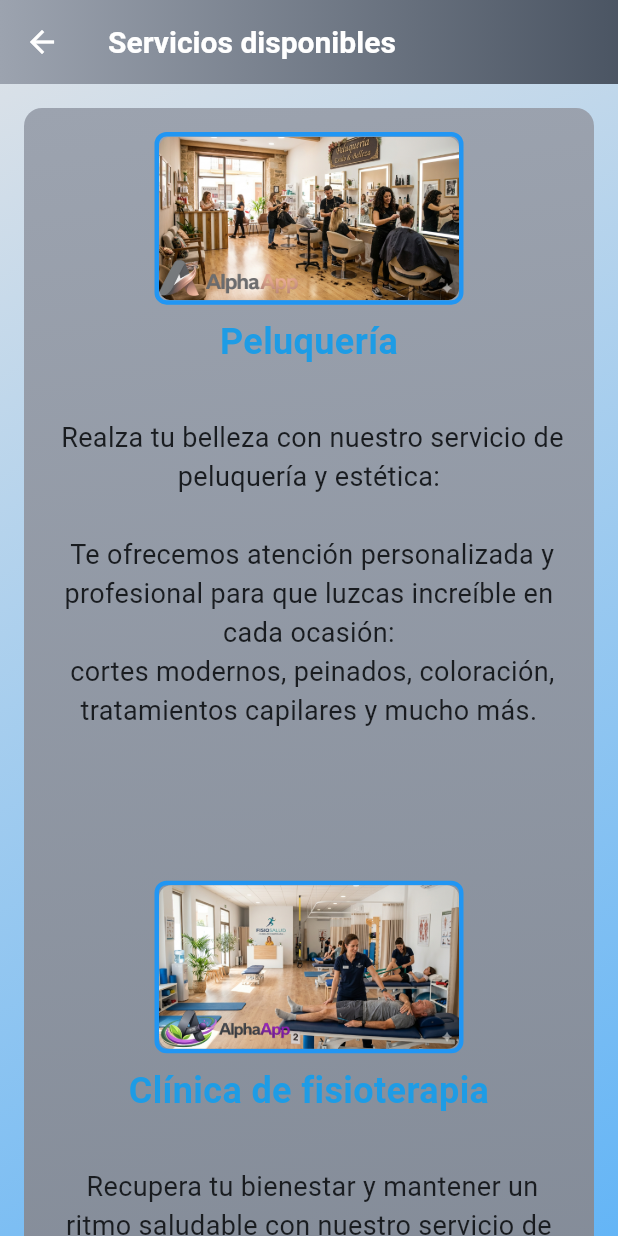
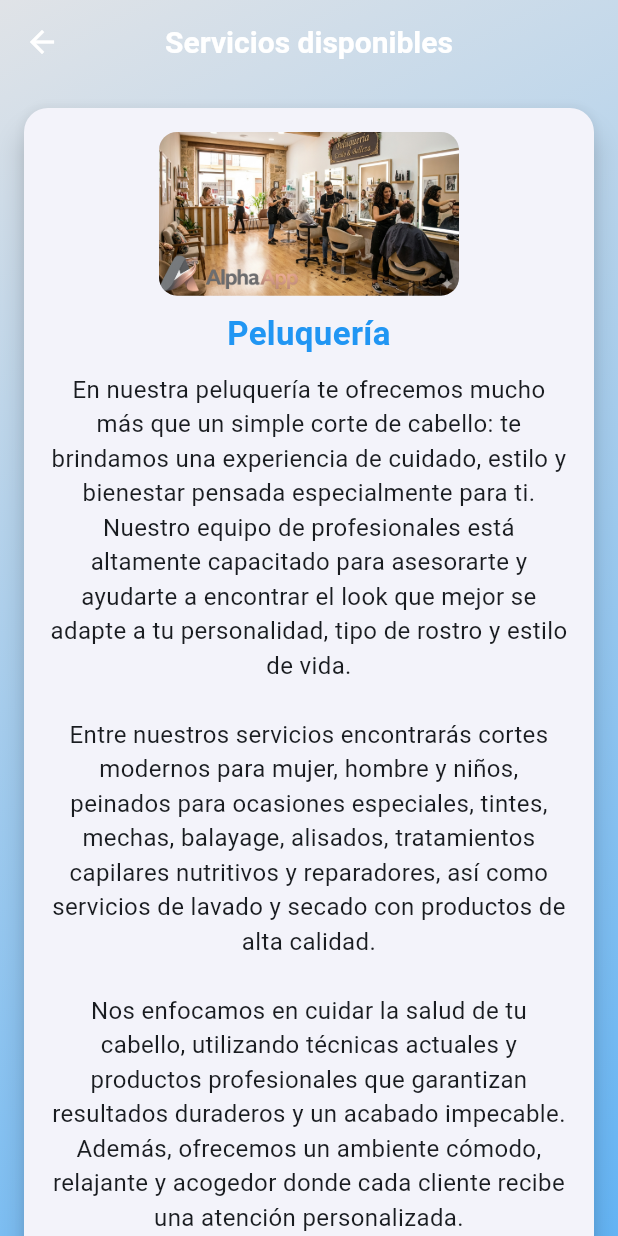
Before and after one commit to amo0037-commits/Grupo-Alpha, a Flutter app: the screen it shows once a user with an empty profile is signed in, after a tap on the "info" icon, on a phone screen of 412 x 824 dp. Run offline on Flutter 3.47's test engine with Material 3 defaults, Android fonts, the light colour scheme and no system bars; drawn by our look-alikes of flutter_animate; our stand-ins replace animated_text_kit, cloud_firestore, firebase_auth, firebase_core, flutter_spinkit, table_calendar; accounts and stored records are empty.

Commit message:
Cambios página información

```diff
--- a/gestion_cliente/lib/screens/services_screen.dart
+++ b/gestion_cliente/lib/screens/services_screen.dart
@@ -1,11 +1,83 @@
 import 'package:flutter/material.dart';
-
+import 'package:flutter_animate/flutter_animate.dart';
 
 class ServicePage extends StatelessWidget {
   const ServicePage({super.key});
 
   @override
   Widget build(BuildContext context) {
+    final services = [
+      {
+        "image": "assets/images/peluqueriainfo2.png",
+        "title": "Peluquería",
+        "description":
+            """En nuestra peluquería te ofrecemos mucho más que un simple corte de cabello: te brindamos una experiencia de cuidado, estilo y bienestar pensada especialmente para ti. Nuestro equipo de profesionales está altamente capacitado para asesorarte y ayudarte a encontrar el look que mejor se adapte a tu personalidad, tipo de rostro y estilo de vida.
+
+Entre nuestros servicios encontrarás cortes modernos para mujer, hombre y niños, peinados para ocasiones especiales, tintes, mechas, balayage, alisados, tratamientos capilares nutritivos y reparadores, así como servicios de lavado y secado con productos de alta calidad.
+
+Nos enfocamos en cuidar la salud de tu cabello, utilizando técnicas actuales y productos profesionales que garantizan resultados duraderos y un acabado impecable. Además, ofrecemos un ambiente cómodo, relajante y acogedor donde cada cliente recibe una atención personalizada.
+
+Ya sea que quieras un cambio de imagen completo o simplemente mantener tu estilo, estamos aquí para ayudarte a lucir y sentirte mejor que nunca. ¡Ven y descubre por qué nuestros clientes nos eligen una y otra vez!""",
+      },
+      {
+        "image": "assets/images/clinicafisioinfo.png",
+        "title": "Clínica de fisioterapia",
+        "description":
+            """En nuestra clínica de fisioterapia te ofrecemos un servicio profesional enfocado en mejorar tu salud, aliviar el dolor y ayudarte a recuperar tu bienestar físico. Nuestro objetivo es acompañarte en cada etapa de tu recuperación con tratamientos personalizados y eficaces.
+
+Contamos con fisioterapeutas altamente cualificados que evalúan cada caso de forma individual para diseñar un plan de tratamiento adaptado a tus necesidades. Tratamos lesiones musculares, problemas articulares, dolores de espalda, rehabilitación postquirúrgica, lesiones deportivas y mucho más.
+
+Utilizamos técnicas avanzadas de fisioterapia manual, terapia física, ejercicios terapéuticos y métodos de rehabilitación modernos que favorecen una recuperación segura y duradera.
+
+Nuestro compromiso es mejorar tu calidad de vida, reducir el dolor y prevenir futuras lesiones, todo en un entorno profesional, tranquilo y cercano donde cada paciente recibe una atención personalizada.
+
+Aquí no solo tratamos tu lesión, te ayudamos a recuperar tu movilidad, tu fuerza y tu bienestar para que vuelvas a tu día a día con total confianza. ¡Tu salud es nuestra prioridad!
+""",
+      },
+      {
+        "image": "assets/images/gimnasioinfo.png",
+        "title": "Gimnasio",
+        "description":
+            """En nuestro gimnasio te ofrecemos mucho más que un lugar para entrenar: te brindamos una experiencia completa de salud, energía y transformación personal. Nuestro objetivo es ayudarte a alcanzar tu mejor versión, sin importar tu nivel de condición física.
+
+Contamos con una amplia variedad de áreas y actividades diseñadas para adaptarse a tus necesidades: sala de musculación totalmente equipada, zonas de cardio, entrenamiento funcional, clases dirigidas como spinning, zumba, HIIT, pilates y entrenamiento personalizado con entrenadores cualificados.
+
+Nuestro equipo de profesionales te acompañará en todo momento, creando rutinas adaptadas a tus objetivos, ya sea perder peso, ganar masa muscular, mejorar tu resistencia o simplemente mantenerte activo y saludable.
+
+Además, ofrecemos un ambiente motivador, moderno y seguro, donde cada persona se siente parte de una comunidad que impulsa el esfuerzo, la constancia y la superación diaria.
+
+Aquí no solo entrenas tu cuerpo, también fortaleces tu mente y tu confianza. ¡Empieza hoy tu cambio y descubre todo lo que eres capaz de lograr con nosotros!""",
+      },
+      {
+        "image": "assets/images/yogainfo.png",
+        "title": "Yoga y Pilates",
+        "description":
+            """En nuestra academia de yoga te ofrecemos un espacio diseñado para el equilibrio, la calma y el bienestar integral. Nuestro objetivo es ayudarte a conectar cuerpo, mente y respiración a través de la práctica consciente del yoga.
+
+Contamos con clases para todos los niveles, desde principiantes hasta avanzados, donde aprenderás diferentes estilos como hatha yoga, vinyasa, yoga suave y técnicas de meditación y respiración. Cada sesión está guiada por instructores cualificados que te acompañan en tu progreso de forma personalizada.
+
+El yoga en nuestra academia no solo mejora la flexibilidad y la fuerza, sino que también ayuda a reducir el estrés, mejorar la concentración y promover una vida más saludable y equilibrada.
+
+Ofrecemos un ambiente tranquilo, armonioso y acogedor, ideal para desconectar de la rutina diaria y reconectar contigo mismo. Cada clase está pensada para que avances a tu propio ritmo, respetando tu cuerpo y tus necesidades.
+
+Aquí no solo practicas yoga, cultivas bienestar, paz interior y una mejor calidad de vida. ¡Empieza hoy tu camino hacia una versión más equilibrada y consciente de ti mismo!""",
+      },
+      {
+        "image": "assets/images/academiainfo.png",
+        "title": "Academia",
+        "description":
+            """En nuestra academia te ofrecemos un espacio dedicado al aprendizaje, la mejora académica y el desarrollo personal. Nuestro objetivo es ayudarte a alcanzar tus metas educativas con apoyo constante, métodos eficaces y un ambiente motivador.
+
+Contamos con profesores cualificados que imparten clases adaptadas a las necesidades de cada alumno, reforzando conocimientos y resolviendo dudas de forma personalizada. Ofrecemos apoyo en diferentes materias, técnicas de estudio, preparación de exámenes y seguimiento continuo del progreso.
+
+Nuestro enfoque se basa en la atención individualizada, adaptando el ritmo de aprendizaje a cada estudiante para garantizar mejores resultados y una comprensión real de los contenidos.
+
+Además, fomentamos la confianza, la constancia y la motivación, creando un entorno cercano donde aprender se vuelve más fácil y efectivo.
+
+Aquí no solo mejoras tus notas, también desarrollas habilidades y seguridad para tu futuro académico. ¡Empieza hoy a construir tus objetivos con nosotros!""",
+      },
+    ];
+
     return Container(
       decoration: const BoxDecoration(
         gradient: LinearGradient(
@@ -17,73 +89,36 @@ class ServicePage extends StatelessWidget {
       child: Scaffold(
         backgroundColor: Colors.transparent,
         appBar: AppBar(
-          leading: IconButton(
-            icon: const Icon(Icons.arrow_back),
-            onPressed: () => Navigator.pop(context),
+          title: const Text('Servicios disponibles'),
+          centerTitle: true,
+          backgroundColor: Colors.transparent,
+          elevation: 0,
         ),
-          title: const Text('Servicios disponibles'),
-          backgroundColor: Colors.transparent,
-          flexibleSpace: Container(
-            decoration: const BoxDecoration(
-              gradient: LinearGradient(
-                colors: [Color(0xFF9CA3AF), Color(0xFF4B5563)],
-              ),
-            ),
-          ),
-        ),
-        body: SingleChildScrollView(
-          child: Padding(
-            padding: const EdgeInsets.all(16.0),
-            child: Container(
+
+        body: Align(
+          alignment: Alignment.topCenter,
+          child: ConstrainedBox(
+            constraints: const BoxConstraints(maxWidth: 950),
+            child: ListView.builder(
+              physics: const BouncingScrollPhysics(),
               padding: const EdgeInsets.all(16),
-              decoration: BoxDecoration(
-                gradient: const LinearGradient(
-                  begin: Alignment.topLeft,
-                  end: Alignment.bottomRight,
-                  colors:[ Color(0xFF9CA3AF), Color(0xFF4B5563)],
-                ),
-                borderRadius: BorderRadius.circular(
-                  12,
-                ),
-              ),
-              child: Column(
-                children: const [
-                  ServiceRow(
-                    imagePath: 'assets/images/peluqueriainfo2.png',
-                    title: 'Peluquería',
-                    description:
-                       '\n Realza tu belleza con nuestro servicio de peluquería y estética: \n\n Te ofrecemos atención personalizada y profesional para que luzcas increíble en cada ocasión: \n cortes modernos, peinados, coloración, tratamientos capilares y mucho más.',
-                  ),
-                  SizedBox(height: 60),
-                  ServiceRow(
-                    imagePath: 'assets/images/clinicafisioinfo.png',
-                    title: 'Clínica de fisioterapia',
-                    description:
-                        ' \n Recupera tu bienestar y mantener un ritmo saludable con nuestro servicio de fisioterapia. \n\n Te ofrecemos atención especializada para aliviar dolores musculares, rehabilitar lesiones, mejorar tu movilidad y ayudarte a recuperar tu calidad de vida. \n Contamos con tratamientos personalizados, terapia manual, ejercicios terapéuticos y acompañamiento profesional para cada necesidad.',
-                  ),
-                  SizedBox(height: 60),
-                  ServiceRow(
-                    imagePath: 'assets/images/gimnasioinfo.png',
-                    title: 'Gimnasio',
-                    description:
-                        ' \n Transforma tu cuerpo y mejora tu salud en nuestro gimnasio. \n\n Te ofrecemos un espacio equipado para que entrenes con comodidad, seguridad y motivación. Contamos con rutinas personalizadas, asesoría profesional \n y actividades diseñadas para ayudarte a alcanzar tus objetivos.',
-                  ),
-                  SizedBox(height: 60),
-                  ServiceRow(
-                    imagePath: 'assets/images/yogainfo.png',
-                    title: 'Centro de yoga y pilates',
-                    description:
-                        '\n Encuentra equilibrio, bienestar y armonía en nuestro centro de yoga y pilates. \n\n Ofrecemos clases diseñadas para fortalecer tu cuerpo, mejorar tu flexibilidad, corregir tu postura y ayudarte a liberar el estrés del día a día. \n Nuestros programas combinan técnicas de respiración, relajación y ejercicios guiados por profesionales para adaptarse a todos los niveles.',
-                  ),
-                  SizedBox(height: 60),
-                  ServiceRow(
-                    imagePath: 'assets/images/academiainfo.png',
-                    title: 'Academia',
-                    description:
-                        '\n Impulsa tu aprendizaje en nuestra academia \n\n Ofrecemos formación de calidad con programas diseñados para fortalecer conocimientos, desarrollar habilidades y ayudarte a alcanzar tus metas académicas o profesionales. Contamos con docentes capacitados, atención personalizada y un ambiente ideal para aprender de forma práctica y efectiva.',
-                  ),
-                ],
-              ),
+              itemCount: services.length,
+              itemBuilder: (context, index) {
+                final service = services[index];
+
+                return ServiceCard(
+                      imagePath: service["image"]!,
+                      title: service["title"]!,
+                      description: service["description"]!,
+                    )
+                    .animate(delay: (index * 250).ms)
+                    .fade(duration: 900.ms)
+                    .slideY(
+                      begin: 0.6,
+                      end: 0,
+                      curve: Curves.easeOutCubic,
+                    );
+              },
             ),
           ),
         ),
@@ -92,14 +127,12 @@ class ServicePage extends StatelessWidget {
   }
 }
 
-
-
-class ServiceRow extends StatelessWidget {
+class ServiceCard extends StatelessWidget {
   final String imagePath;
   final String title;
   final String description;
 
-  const ServiceRow({
+  const ServiceCard({
     super.key,
     required this.imagePath,
     required this.title,
@@ -108,91 +141,144 @@ class ServiceRow extends StatelessWidget {
 
   @override
   Widget build(BuildContext context) {
-    double screenWidth = MediaQuery.of(context).size.width;
+    final isMobile = MediaQuery.of(context).size.width < 600;
 
-    // Tamaño de la imagen según ancho de pantalla
-    double imageWidth;
-    if (screenWidth < 600) {
-      imageWidth = 200; // móvil (más grande que antes)
-    } else if (screenWidth < 1200) {
-      imageWidth = 250; // tablet/PC mediano
-    } else {
-      imageWidth = 300; // PC grande
+    return Card(
+      margin: const EdgeInsets.only(bottom: 20),
+      elevation: 8,
+      shape: RoundedRectangleBorder(
+        borderRadius: BorderRadius.circular(16),
+      ),
+      child: Padding(
+        padding: const EdgeInsets.all(16),
+        child: isMobile ? _buildMobile() : _buildDesktop(),
+      ),
+    );
   }
 
-    // Layout móvil: columna vertical
-    if (screenWidth < 600) {
+  // ✨ MOBILE
+  Widget _buildMobile() {
     return Column(
       crossAxisAlignment: CrossAxisAlignment.center,
       children: [
-          buildImage(imageWidth),
-          const SizedBox(height: 8),
+        _buildImage(200)
+            .animate()
+            .scale(duration: 500.ms, curve: Curves.easeOutBack),
+
+        const SizedBox(height: 10),
+
+        // 🌊 BREATHING TITLE
         Text(
           title,
           textAlign: TextAlign.center,
           style: const TextStyle(
-              fontSize: 24,
+            fontSize: 22,
             fontWeight: FontWeight.bold,
-              color: Color.fromARGB(255, 30, 156, 229), // azul
+            color: Colors.blue,
           ),
+        )
+            .animate(onPlay: (controller) => controller.repeat(reverse: true))
+            .scale(
+              begin: const Offset(1.0, 1.0),
+              end: const Offset(1.03, 1.03),
+              duration: 2000.ms,
+              curve: Curves.easeInOut,
             ),
-          const SizedBox(height: 8),
+
+        const SizedBox(height: 10),
+
         Text(
           description,
           textAlign: TextAlign.center,
-            style: const TextStyle(fontSize: 18),
+          style: const TextStyle(fontSize: 16),
+        ).animate().fade(duration: 800.ms),
+
+        const SizedBox(height: 12),
+
+        ConstrainedBox(
+          constraints: const BoxConstraints(maxWidth: 200),
+          child: ElevatedButton(
+            onPressed: () {},
+            child: const Text("Reservar"),
           ),
-          const SizedBox(height: 40),
+        )
+            .animate()
+            .fade(delay: 500.ms, duration: 900.ms)
+            .scale(delay: 500.ms),
       ],
     );
   }
 
-    // Layout desktop/web: fila horizontal
+  // ✨ DESKTOP
+  Widget _buildDesktop() {
     return Row(
       crossAxisAlignment: CrossAxisAlignment.start,
       children: [
-        // Imagen + título en columna
         Column(
           children: [
-            buildImage(imageWidth),
-            const SizedBox(height: 8),
+            _buildImage(220)
+                .animate()
+                .scale(duration: 500.ms, curve: Curves.easeOutBack),
+
+            const SizedBox(height: 10),
+
+            // 🌊 BREATHING TITLE
             Text(
               title,
-              textAlign: TextAlign.center,
               style: const TextStyle(
-                fontSize: 28,
+                fontSize: 24,
                 fontWeight: FontWeight.bold,
-                color: Color(0xFF1976D2), // azul
+                color: Colors.blue,
               ),
+            )
+                .animate(onPlay: (controller) => controller.repeat(reverse: true))
+                .scale(
+                  begin: const Offset(1.0, 1.0),
+                  end: const Offset(1.03, 1.03),
+                  duration: 2000.ms,
+                  curve: Curves.easeInOut,
                 ),
           ],
         ),
+
         const SizedBox(width: 20),
-        // Descripción a la derecha
+
         Expanded(
-          child: Text(
+          child: Column(
+            crossAxisAlignment: CrossAxisAlignment.start,
+            children: [
+              Text(
                 description,
-            style: const TextStyle(fontSize: 20, fontWeight: FontWeight.bold),
+                style: const TextStyle(fontSize: 16),
+              ).animate().fade(duration: 800.ms).slideX(begin: 0.3),
+
+              const SizedBox(height: 12),
+
+              Align(
+                alignment: Alignment.centerLeft,
+                child: ConstrainedBox(
+                  constraints: const BoxConstraints(maxWidth: 200),
+                  child: ElevatedButton(
+                    onPressed: () {},
+                    child: const Text("Reservar"),
+                  ),
+                ),
+              ).animate().scale(delay: 400.ms),
+            ],
           ),
         ),
       ],
     );
   }
 
-  Widget buildImage(double width) {
-    return Container(
-      decoration: BoxDecoration(
-        border: Border.all(color: Colors.blue, width: 3),
-        borderRadius: BorderRadius.circular(8),
-      ),
-      child: ClipRRect(
-        borderRadius: BorderRadius.circular(8),
+  Widget _buildImage(double width) {
+    return ClipRRect(
+      borderRadius: BorderRadius.circular(12),
       child: Image.asset(
         imagePath,
         width: width,
         fit: BoxFit.contain,
       ),
-      ),
     );
   }
 }
```
Also changed, not shown: gestion_cliente/pubspec.yaml (+2 -11 lines), gestion_cliente/pubspec.lock. Lines whose indentation alone changed are shown as unchanged.
